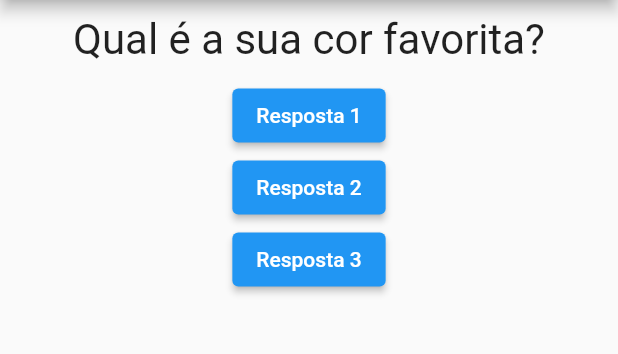
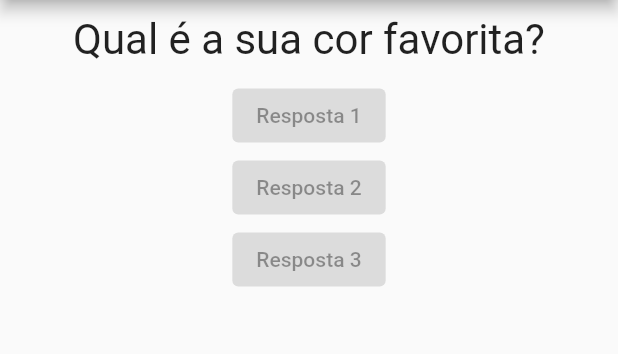
Before and after one commit to rafaelrsanches/cursos_flutter, a Flutter app: the screen it shows after launch, on a phone screen of 412 x 824 dp, the part 84-438 px from its top. Run offline on Flutter 3.47's test engine with Material 2 defaults, Android fonts, the phone set to English and light mode, and no system bars.

Commit message:
Desafio Novo Widget - Resposta

```diff
--- a/curso_flutter/projeto_perguntas/lib/main.dart
+++ b/curso_flutter/projeto_perguntas/lib/main.dart
@@ -1,5 +1,7 @@
 import 'package:flutter/material.dart';
+import 'package:projeto_perguntas/resposta.dart';
 import './questao.dart';
+import './resposta.dart';
 
 main() => runApp(PerguntaApp());
 
@@ -28,18 +30,9 @@ class _perguntaAppState extends State<PerguntaApp> {
           body: Column(
             children: [
               Questao(perguntas[_perguntaSelecionada]),
-              ElevatedButton(
-                child: Text("Resposta 1"),
-                onPressed: _responder,
-              ),
-              ElevatedButton(
-                child: Text("Resposta 2"),
-                onPressed: _responder,
-              ),
-              ElevatedButton(
-                child: Text("Resposta 3"),
-                onPressed: _responder,
-              )
+              Resposta("Resposta 1"),
+              Resposta("Resposta 2"),
+              Resposta("Resposta 3"),
             ],
           ),
         ),
--- /dev/null
+++ b/curso_flutter/projeto_perguntas/lib/resposta.dart
@@ -0,0 +1,18 @@
+import 'package:flutter/src/foundation/key.dart';
+import 'package:flutter/src/widgets/framework.dart';
+
+import 'package:flutter/material.dart';
+
+class Resposta extends StatelessWidget {
+  final String texto;
+
+  Resposta(this.texto);
+
+  @override
+  Widget build(BuildContext context) {
+    return ElevatedButton(
+      child: Text(texto),
+      onPressed: null,
+    );
+  }
+}
```
